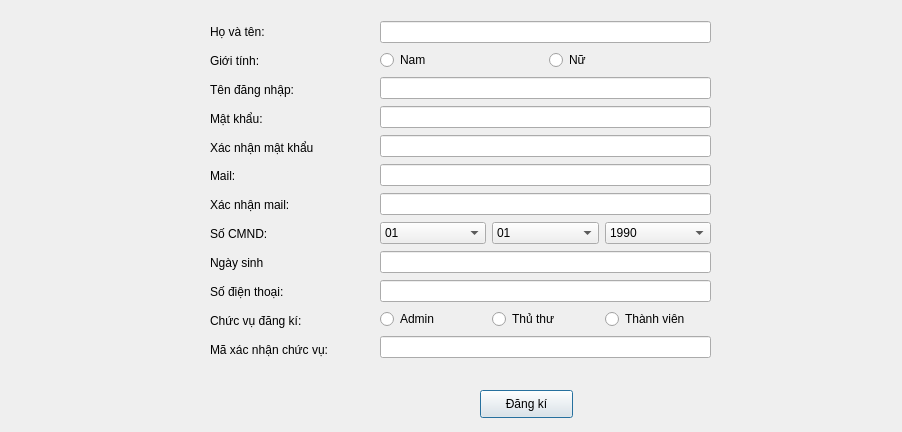
Qt form LIBPRO/dangki.ui (anhtuan4120/KTLT) before a commit.
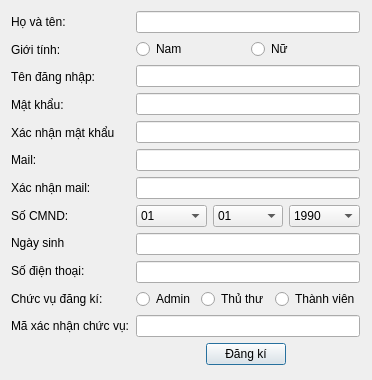
The same form after that commit.

Diff of the .ui file:
```diff
--- a/LIBPRO/dangki.ui
+++ b/LIBPRO/dangki.ui
@@ -6,35 +6,120 @@
    <rect>
     <x>0</x>
     <y>0</y>
-    <width>902</width>
-    <height>432</height>
+    <width>372</width>
+    <height>380</height>
    </rect>
   </property>
   <property name="windowTitle">
    <string>Dialog</string>
   </property>
-  <widget class="QPushButton" name="pushButton">
-   <property name="geometry">
-    <rect>
-     <x>480</x>
-     <y>390</y>
-     <width>93</width>
-     <height>28</height>
-    </rect>
-   </property>
+  <layout class="QHBoxLayout" name="horizontalLayout_6">
+   <item>
+    <layout class="QVBoxLayout" name="verticalLayout_4">
+     <item>
+      <layout class="QHBoxLayout" name="horizontalLayout_5">
+       <item>
+        <spacer name="horizontalSpacer">
+         <property name="orientation">
+          <enum>Qt::Horizontal</enum>
+         </property>
+         <property name="sizeHint" stdset="0">
+          <size>
+           <width>40</width>
+           <height>20</height>
+          </size>
+         </property>
+        </spacer>
+       </item>
+       <item>
+        <layout class="QVBoxLayout" name="verticalLayout_2">
+         <item>
+          <widget class="QLabel" name="label">
    <property name="text">
-    <string>Đăng kí</string>
-   </property>
-  </widget>
-  <widget class="QWidget" name="verticalLayoutWidget">
-   <property name="geometry">
-    <rect>
-     <x>380</x>
-     <y>20</y>
-     <width>331</width>
-     <height>345</height>
-    </rect>
-   </property>
+            <string>Họ và tên:</string>
+           </property>
+          </widget>
+         </item>
+         <item>
+          <widget class="QLabel" name="label_10">
+           <property name="text">
+            <string>Giới tính:</string>
+           </property>
+          </widget>
+         </item>
+         <item>
+          <widget class="QLabel" name="label_3">
+           <property name="text">
+            <string>Tên đăng nhập:</string>
+           </property>
+          </widget>
+         </item>
+         <item>
+          <widget class="QLabel" name="label_4">
+           <property name="text">
+            <string>Mật khẩu:</string>
+           </property>
+          </widget>
+         </item>
+         <item>
+          <widget class="QLabel" name="label_6">
+           <property name="text">
+            <string>Xác nhận mật khẩu</string>
+           </property>
+          </widget>
+         </item>
+         <item>
+          <widget class="QLabel" name="label_7">
+           <property name="text">
+            <string>Mail:</string>
+           </property>
+          </widget>
+         </item>
+         <item>
+          <widget class="QLabel" name="label_8">
+           <property name="text">
+            <string>Xác nhận mail:</string>
+           </property>
+          </widget>
+         </item>
+         <item>
+          <widget class="QLabel" name="label_9">
+           <property name="text">
+            <string>Số CMND:</string>
+           </property>
+          </widget>
+         </item>
+         <item>
+          <widget class="QLabel" name="label_5">
+           <property name="text">
+            <string>Ngày sinh</string>
+           </property>
+          </widget>
+         </item>
+         <item>
+          <widget class="QLabel" name="label_2">
+           <property name="text">
+            <string>Số điện thoại:</string>
+           </property>
+          </widget>
+         </item>
+         <item>
+          <widget class="QLabel" name="label_11">
+           <property name="text">
+            <string>Chức vụ đăng kí:</string>
+           </property>
+          </widget>
+         </item>
+         <item>
+          <widget class="QLabel" name="label_12">
+           <property name="text">
+            <string>Mã xác nhận chức vụ:</string>
+           </property>
+          </widget>
+         </item>
+        </layout>
+       </item>
+       <item>
    <layout class="QVBoxLayout" name="verticalLayout">
     <item>
      <widget class="QLineEdit" name="lineEdit_3"/>
@@ -388,103 +473,79 @@
      <widget class="QLineEdit" name="lineEdit"/>
     </item>
    </layout>
-  </widget>
-  <widget class="QWidget" name="verticalLayoutWidget_2">
-   <property name="geometry">
-    <rect>
-     <x>210</x>
-     <y>20</y>
-     <width>161</width>
-     <height>341</height>
-    </rect>
-   </property>
-   <layout class="QVBoxLayout" name="verticalLayout_2">
-    <item>
-     <widget class="QLabel" name="label">
-      <property name="text">
-       <string>Họ và tên:</string>
-      </property>
-     </widget>
     </item>
     <item>
-     <widget class="QLabel" name="label_10">
-      <property name="text">
-       <string>Giới tính:</string>
-      </property>
-     </widget>
-    </item>
-    <item>
-     <widget class="QLabel" name="label_3">
-      <property name="text">
-       <string>Tên đăng nhập:</string>
-      </property>
-     </widget>
-    </item>
-    <item>
-     <widget class="QLabel" name="label_4">
-      <property name="text">
-       <string>Mật khẩu:</string>
-      </property>
-     </widget>
+        <spacer name="horizontalSpacer_2">
+         <property name="orientation">
+          <enum>Qt::Horizontal</enum>
+         </property>
+         <property name="sizeHint" stdset="0">
+          <size>
+           <width>40</width>
+           <height>20</height>
+          </size>
+         </property>
+        </spacer>
+       </item>
+      </layout>
     </item>
     <item>
-     <widget class="QLabel" name="label_6">
-      <property name="text">
-       <string>Xác nhận mật khẩu</string>
-      </property>
-     </widget>
-    </item>
+      <layout class="QHBoxLayout" name="horizontalLayout_4">
     <item>
-     <widget class="QLabel" name="label_7">
-      <property name="text">
-       <string>Mail:</string>
-      </property>
-     </widget>
-    </item>
-    <item>
-     <widget class="QLabel" name="label_8">
-      <property name="text">
-       <string>Xác nhận mail:</string>
-      </property>
-     </widget>
+        <spacer name="horizontalSpacer_3">
+         <property name="orientation">
+          <enum>Qt::Horizontal</enum>
+         </property>
+         <property name="sizeHint" stdset="0">
+          <size>
+           <width>348</width>
+           <height>20</height>
+          </size>
+         </property>
+        </spacer>
     </item>
     <item>
-     <widget class="QLabel" name="label_9">
-      <property name="text">
-       <string>Số CMND:</string>
-      </property>
-     </widget>
-    </item>
+        <layout class="QVBoxLayout" name="verticalLayout_3">
     <item>
-     <widget class="QLabel" name="label_5">
+          <widget class="QPushButton" name="pushButton">
       <property name="text">
-       <string>Ngày sinh</string>
+            <string>Đăng kí</string>
       </property>
      </widget>
     </item>
     <item>
-     <widget class="QLabel" name="label_2">
-      <property name="text">
-       <string>Số điện thoại:</string>
-      </property>
-     </widget>
-    </item>
-    <item>
-     <widget class="QLabel" name="label_11">
-      <property name="text">
-       <string>Chức vụ đăng kí:</string>
-      </property>
-     </widget>
-    </item>
+          <spacer name="verticalSpacer_2">
+           <property name="orientation">
+            <enum>Qt::Vertical</enum>
+           </property>
+           <property name="sizeHint" stdset="0">
+            <size>
+             <width>20</width>
+             <height>40</height>
+            </size>
+           </property>
+          </spacer>
+         </item>
+        </layout>
+       </item>
     <item>
-     <widget class="QLabel" name="label_12">
-      <property name="text">
-       <string>Mã xác nhận chức vụ:</string>
-      </property>
-     </widget>
-    </item>
-   </layout>
-  </widget>
+        <spacer name="horizontalSpacer_4">
+         <property name="orientation">
+          <enum>Qt::Horizontal</enum>
+         </property>
+         <property name="sizeHint" stdset="0">
+          <size>
+           <width>228</width>
+           <height>20</height>
+          </size>
+         </property>
+        </spacer>
+       </item>
+      </layout>
+     </item>
+    </layout>
+   </item>
+  </layout>
  </widget>
  <resources/>
  <connections/>
```
Left out of the diff: 2 changed lines with no effect on the pictures. Lines whose indentation alone changed are shown as unchanged.
